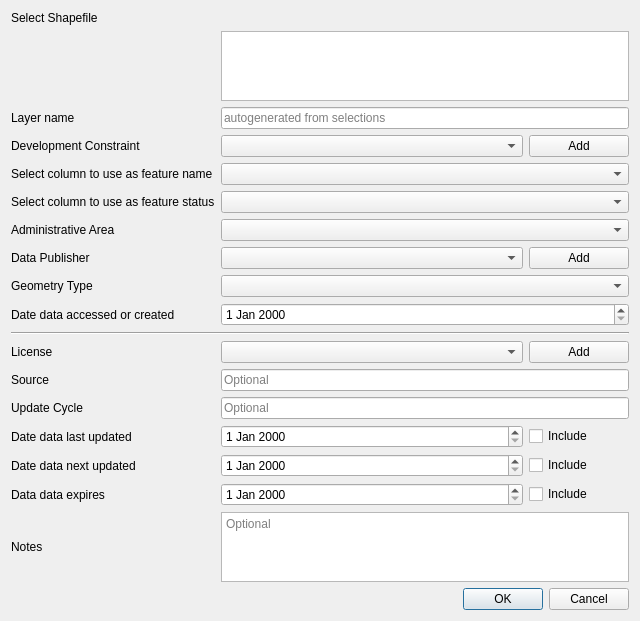
The window that src/gui/qt5/dlgs/qt_designer/qt_files/add_constraint.ui (GeographyJames/constraints_db) describes before a commit, drawn with Qt 5.
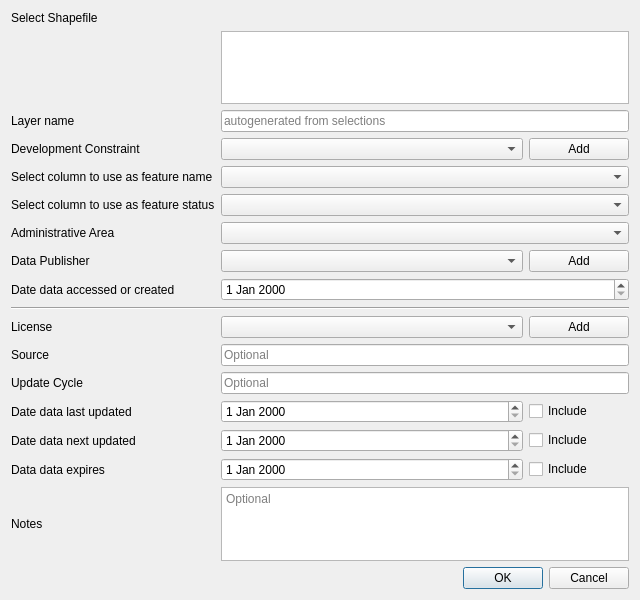
The same window after the commit. Custom widgets are drawn as their Qt base class.

What changed in the file:
```diff
--- a/src/gui/qt5/dlgs/qt_designer/qt_files/add_constraint.ui
+++ b/src/gui/qt5/dlgs/qt_designer/qt_files/add_constraint.ui
@@ -14,14 +14,14 @@
    <string>Add Constraint</string>
   </property>
   <layout class="QGridLayout" name="gridLayout">
-   <item row="13" column="0">
+   <item row="12" column="0">
     <widget class="QLabel" name="label_6">
      <property name="text">
       <string>Source</string>
      </property>
     </widget>
    </item>
-   <item row="17" column="2">
+   <item row="16" column="2">
     <widget class="QCheckBox" name="ExpiresCB">
      <property name="text">
       <string>Include</string>
@@ -35,16 +35,20 @@
      </property>
     </widget>
    </item>
-   <item row="14" column="0">
+   <item row="6" column="1" colspan="2">
+    <widget class="QComboBox" name="FeatureStatusCB">
+     <property name="placeholderText">
+      <string>Optional</string>
+     </property>
+    </widget>
+   </item>
+   <item row="13" column="0">
     <widget class="QLabel" name="label_7">
      <property name="text">
       <string>Update Cycle</string>
      </property>
     </widget>
    </item>
-   <item row="6" column="1" colspan="2">
-    <widget class="QComboBox" name="FeatureStatusCB"/>
-   </item>
    <item row="0" column="0">
     <widget class="QLabel" name="label_14">
      <property name="text">
@@ -52,14 +56,14 @@
      </property>
     </widget>
    </item>
-   <item row="17" column="0">
+   <item row="16" column="0">
     <widget class="QLabel" name="label_11">
      <property name="text">
       <string>Data data expires</string>
      </property>
     </widget>
    </item>
-   <item row="15" column="2">
+   <item row="14" column="2">
     <widget class="QCheckBox" name="LastUpdatedCB">
      <property name="maximumSize">
       <size>
@@ -72,7 +76,7 @@
      </property>
     </widget>
    </item>
-   <item row="19" column="0">
+   <item row="18" column="0">
     <spacer name="verticalSpacer">
      <property name="orientation">
       <enum>Qt::Vertical</enum>
@@ -85,7 +89,7 @@
      </property>
     </spacer>
    </item>
-   <item row="11" column="0" colspan="3">
+   <item row="10" column="0" colspan="3">
     <widget class="Line" name="line">
      <property name="orientation">
       <enum>Qt::Horizontal</enum>
@@ -95,14 +99,21 @@
    <item row="0" column="1" colspan="2">
     <widget class="QgsFileWidget" name="SelectShapefileQgsFileWidget"/>
    </item>
-   <item row="13" column="1" colspan="2">
+   <item row="12" column="1" colspan="2">
     <widget class="QLineEdit" name="SourceLE">
      <property name="placeholderText">
       <string>Optional</string>
      </property>
     </widget>
    </item>
-   <item row="16" column="2">
+   <item row="1" column="1" colspan="2">
+    <widget class="QTextEdit" name="ShapefileInfoTE">
+     <property name="readOnly">
+      <bool>true</bool>
+     </property>
+    </widget>
+   </item>
+   <item row="15" column="2">
     <widget class="QCheckBox" name="NextUpdateCB">
      <property name="text">
       <string>Include</string>
@@ -119,31 +130,28 @@
      </property>
     </widget>
    </item>
-   <item row="14" column="1" colspan="2">
+   <item row="13" column="1" colspan="2">
     <widget class="QLineEdit" name="UpdateCycleLE">
      <property name="placeholderText">
       <string>Optional</string>
      </property>
     </widget>
    </item>
-   <item row="12" column="1">
+   <item row="11" column="1">
     <widget class="QComboBox" name="LicenseCB">
      <property name="placeholderText">
       <string>Optional</string>
      </property>
     </widget>
    </item>
-   <item row="16" column="0">
+   <item row="15" column="0">
     <widget class="QLabel" name="label_10">
      <property name="text">
       <string>Date data next updated</string>
      </property>
     </widget>
    </item>
-   <item row="9" column="1" colspan="2">
-    <widget class="QComboBox" name="GeomTypeCB"/>
-   </item>
-   <item row="12" column="0">
+   <item row="11" column="0">
     <widget class="QLabel" name="label_5">
      <property name="text">
       <string>License</string>
@@ -164,7 +172,7 @@
      </property>
     </widget>
    </item>
-   <item row="20" column="0" colspan="3">
+   <item row="19" column="0" colspan="3">
     <widget class="QDialogButtonBox" name="buttonBox">
      <property name="orientation">
       <enum>Qt::Horizontal</enum>
@@ -174,7 +182,7 @@
      </property>
     </widget>
    </item>
-   <item row="12" column="2">
+   <item row="11" column="2">
     <widget class="QPushButton" name="AddLicensePB">
      <property name="text">
       <string>Add</string>
@@ -187,7 +195,7 @@
       <string/>
      </property>
      <property name="readOnly">
-      <bool>true</bool>
+      <bool>false</bool>
      </property>
      <property name="placeholderText">
       <string>autogenerated from selections</string>
@@ -211,7 +219,7 @@
      </property>
     </widget>
    </item>
-   <item row="15" column="0">
+   <item row="14" column="0">
     <widget class="QLabel" name="label_9">
      <property name="text">
       <string>Date data last updated</string>
@@ -221,7 +229,7 @@
    <item row="4" column="1">
     <widget class="QComboBox" name="DevelopmentConstraintCB"/>
    </item>
-   <item row="18" column="1" colspan="2">
+   <item row="17" column="1" colspan="2">
     <widget class="QTextEdit" name="NotesTE">
      <property name="sizePolicy">
       <sizepolicy hsizetype="Expanding" vsizetype="Expanding">
@@ -244,7 +252,7 @@
    <item row="5" column="1" colspan="2">
     <widget class="QComboBox" name="FeatureNameCB"/>
    </item>
-   <item row="15" column="1">
+   <item row="14" column="1">
     <widget class="QDateEdit" name="LastUpdatedDE"/>
    </item>
    <item row="4" column="2">
@@ -254,43 +262,29 @@
      </property>
     </widget>
    </item>
-   <item row="18" column="0">
+   <item row="17" column="0">
     <widget class="QLabel" name="label_12">
      <property name="text">
       <string>Notes</string>
      </property>
     </widget>
    </item>
-   <item row="10" column="0">
+   <item row="9" column="0">
     <widget class="QLabel" name="label_8">
      <property name="text">
       <string>Date data accessed or created</string>
      </property>
     </widget>
    </item>
-   <item row="9" column="0">
-    <widget class="QLabel" name="label_13">
-     <property name="text">
-      <string>Geometry Type</string>
-     </property>
-    </widget>
-   </item>
-   <item row="16" column="1">
+   <item row="15" column="1">
     <widget class="QDateEdit" name="NextUpdateDE"/>
    </item>
-   <item row="17" column="1">
+   <item row="16" column="1">
     <widget class="QDateEdit" name="ExpiresDE"/>
    </item>
-   <item row="10" column="1" colspan="2">
+   <item row="9" column="1" colspan="2">
     <widget class="QDateEdit" name="AccessedCreatedDE"/>
    </item>
-   <item row="1" column="1" colspan="2">
-    <widget class="QTextEdit" name="ShapefileInfoTE">
-     <property name="readOnly">
-      <bool>true</bool>
-     </property>
-    </widget>
-   </item>
   </layout>
  </widget>
  <customwidgets>
```
